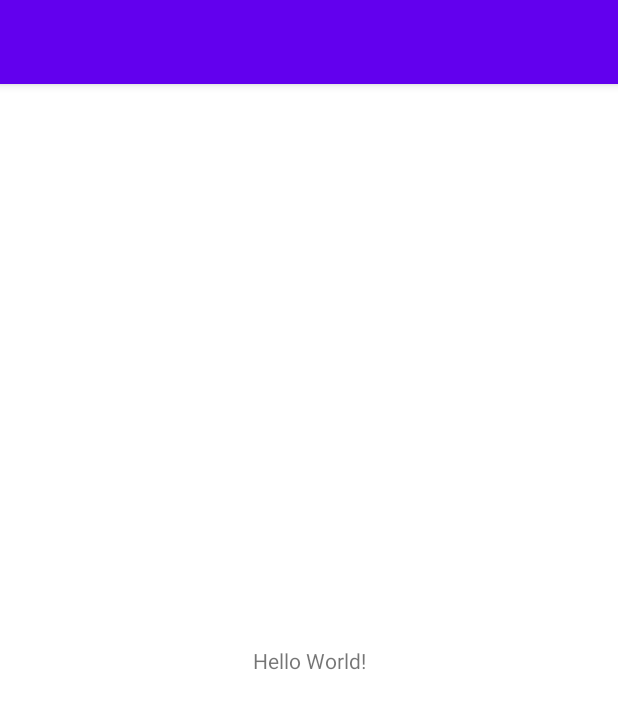
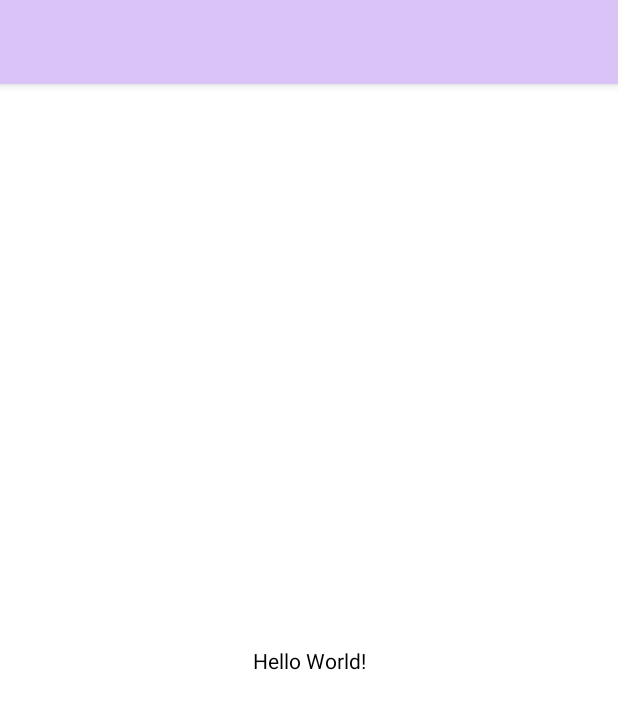
Before and after one commit to prateekthakur272/tasks, an Android app: the screen it shows after launch (MainActivity), on a phone screen of 412 x 824 dp. Shown: the top 709 px of the screen. Run offline under Robolectric (Android 15) with nearby library versions, the phone set to English and light mode, and no system bars.

Commit message:
Project started 23/10/2022

```diff
--- a/app/src/main/res/values-night/themes.xml
+++ b/app/src/main/res/values-night/themes.xml
@@ -2,15 +2,17 @@
     <!-- Base application theme. -->
     <style name="Theme.Tasks" parent="Theme.MaterialComponents.DayNight.DarkActionBar">
         <!-- Primary brand color. -->
-        <item name="colorPrimary">@color/purple_200</item>
-        <item name="colorPrimaryVariant">@color/purple_700</item>
-        <item name="colorOnPrimary">@color/black</item>
+        <item name="colorPrimary">@color/lavender_blue</item>
+        <item name="colorPrimaryVariant">@color/blizzard_blue</item>
+        <item name="colorOnPrimary">@color/white</item>
         <!-- Secondary brand color. -->
-        <item name="colorSecondary">@color/teal_200</item>
-        <item name="colorSecondaryVariant">@color/teal_200</item>
+        <item name="colorSecondary">@color/nyanza</item>
+        <item name="colorSecondaryVariant">@color/salmon_pink</item>
         <item name="colorOnSecondary">@color/black</item>
         <!-- Status bar color. -->
-        <item name="android:statusBarColor">?attr/colorPrimaryVariant</item>
+        <item name="android:statusBarColor">?attr/colorPrimary</item>
         <!-- Customize your theme here. -->
+        <item name="android:textColor">@color/white</item>
+        <item name="android:buttonTint">@color/blizzard_blue</item>
     </style>
 </resources>
--- a/app/src/main/res/values/colors.xml
+++ b/app/src/main/res/values/colors.xml
@@ -1,10 +1,10 @@
 <?xml version="1.0" encoding="utf-8"?>
 <resources>
-    <color name="purple_200">#FFBB86FC</color>
-    <color name="purple_500">#FF6200EE</color>
-    <color name="purple_700">#FF3700B3</color>
-    <color name="teal_200">#FF03DAC5</color>
-    <color name="teal_700">#FF018786</color>
     <color name="black">#FF000000</color>
     <color name="white">#FFFFFFFF</color>
+    <color name="nyanza">#D6F6DD</color>
+    <color name="lavender_blue">#DAC4F7</color>
+    <color name="salmon_pink">#F4989C</color>
+    <color name="bisque">#EBD2B4</color>
+    <color name="blizzard_blue">#ACECF7</color>
 </resources>
--- a/app/src/main/res/values/themes.xml
+++ b/app/src/main/res/values/themes.xml
@@ -2,15 +2,17 @@
     <!-- Base application theme. -->
     <style name="Theme.Tasks" parent="Theme.MaterialComponents.DayNight.DarkActionBar">
         <!-- Primary brand color. -->
-        <item name="colorPrimary">@color/purple_500</item>
-        <item name="colorPrimaryVariant">@color/purple_700</item>
+        <item name="colorPrimary">@color/lavender_blue</item>
+        <item name="colorPrimaryVariant">@color/blizzard_blue</item>
         <item name="colorOnPrimary">@color/white</item>
         <!-- Secondary brand color. -->
-        <item name="colorSecondary">@color/teal_200</item>
-        <item name="colorSecondaryVariant">@color/teal_700</item>
+        <item name="colorSecondary">@color/nyanza</item>
+        <item name="colorSecondaryVariant">@color/salmon_pink</item>
         <item name="colorOnSecondary">@color/black</item>
         <!-- Status bar color. -->
-        <item name="android:statusBarColor">?attr/colorPrimaryVariant</item>
+        <item name="android:statusBarColor">?attr/colorPrimary</item>
         <!-- Customize your theme here. -->
+        <item name="android:textColor">@color/black</item>
+        <item name="android:buttonTint">@color/blizzard_blue</item>
     </style>
 </resources>
```
